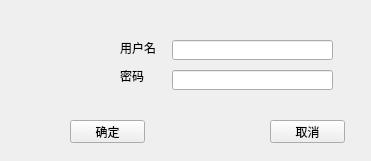
First picture: the form in Common/userdialog.ui, repository chuandongxu/AOI, before the edit.
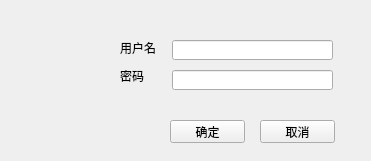
Second picture: the form after the edit.

What changed in the file:
```diff
--- a/Common/userdialog.ui
+++ b/Common/userdialog.ui
@@ -81,7 +81,7 @@
   <widget class="QPushButton" name="pushButton">
    <property name="geometry">
     <rect>
-     <x>70</x>
+     <x>170</x>
      <y>120</y>
      <width>75</width>
      <height>23</height>
@@ -94,7 +94,7 @@
   <widget class="QPushButton" name="pushButton_2">
    <property name="geometry">
     <rect>
-     <x>270</x>
+     <x>260</x>
      <y>120</y>
      <width>75</width>
      <height>23</height>
```
Left out of the diff: 4 changed lines with no effect on the pictures.
